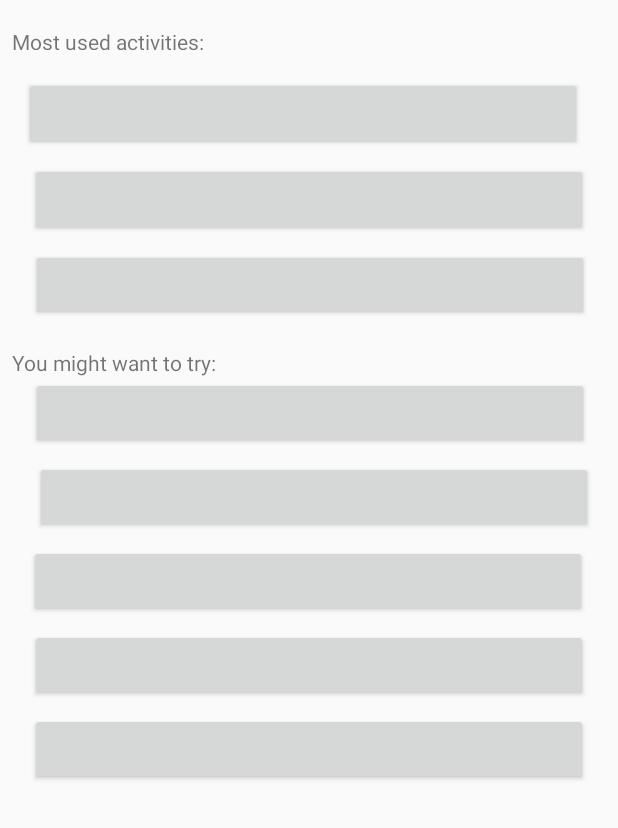
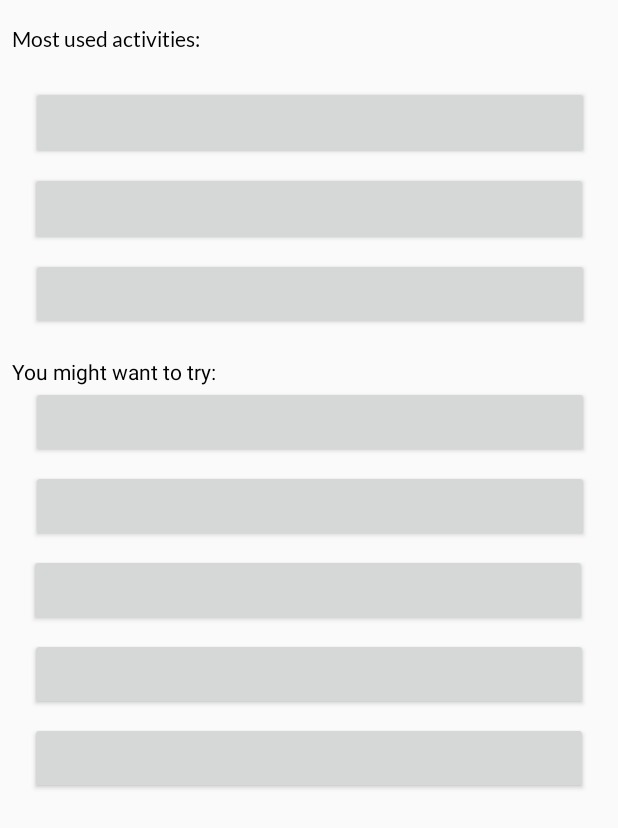
Before and after one commit to cfg-columbus18/team-8, an Android app: the layout content_relaxation.xml on its own in the app's theme, with its tools: preview values and no code run, on a phone screen of 412 x 824 dp. Shown: the top 828 px of the screen. Run offline under Robolectric (Android 15) with nearby library versions, the phone set to English and light mode, and no system bars; Roboto replaces fonts that are not available here.

Commit message:
Made minor changes to the "Activities and Relaxation"

```diff
--- a/app/src/main/res/layout/content_relaxation.xml
+++ b/app/src/main/res/layout/content_relaxation.xml
@@ -11,10 +11,13 @@
     <TextView
         android:id="@+id/textView"
         android:layout_width="wrap_content"
-        android:layout_height="15dp"
+        android:layout_height="16dp"
         android:layout_marginStart="8dp"
-        android:layout_marginTop="18dp"
+        android:layout_marginTop="17dp"
+        android:fontFamily="@font/lato"
         android:text="Most used activities:"
+        android:textColor="@android:color/black"
+        android:textSize="14sp"
         app:layout_constraintStart_toStartOf="parent"
         app:layout_constraintTop_toTopOf="parent" />
 
@@ -25,19 +28,19 @@
         android:layout_marginStart="8dp"
         android:layout_marginTop="18dp"
         android:text="You might want to try:"
+        android:textColor="@android:color/black"
         app:layout_constraintStart_toStartOf="parent"
-        app:layout_constraintTop_toBottomOf="@+id/mostused3"
-        android:layout_marginLeft="8dp" />
+        app:layout_constraintTop_toBottomOf="@+id/mostused3" />
 
     <Button
         android:id="@+id/mostused1"
         android:layout_width="372dp"
         android:layout_height="49dp"
         android:layout_marginStart="8dp"
-        android:layout_marginTop="18dp"
+        android:layout_marginTop="24dp"
         android:layout_marginEnd="8dp"
         app:layout_constraintEnd_toEndOf="parent"
-        app:layout_constraintHorizontal_bias="0.347"
+        app:layout_constraintHorizontal_bias="0.521"
         app:layout_constraintStart_toStartOf="parent"
         app:layout_constraintTop_toBottomOf="@+id/textView" />
 
@@ -96,7 +99,7 @@
         android:layout_marginTop="8dp"
         android:layout_marginEnd="8dp"
         app:layout_constraintEnd_toEndOf="parent"
-        app:layout_constraintHorizontal_bias="0.652"
+        app:layout_constraintHorizontal_bias="0.521"
         app:layout_constraintStart_toStartOf="parent"
         app:layout_constraintTop_toBottomOf="@+id/leastused2" />
 
```
